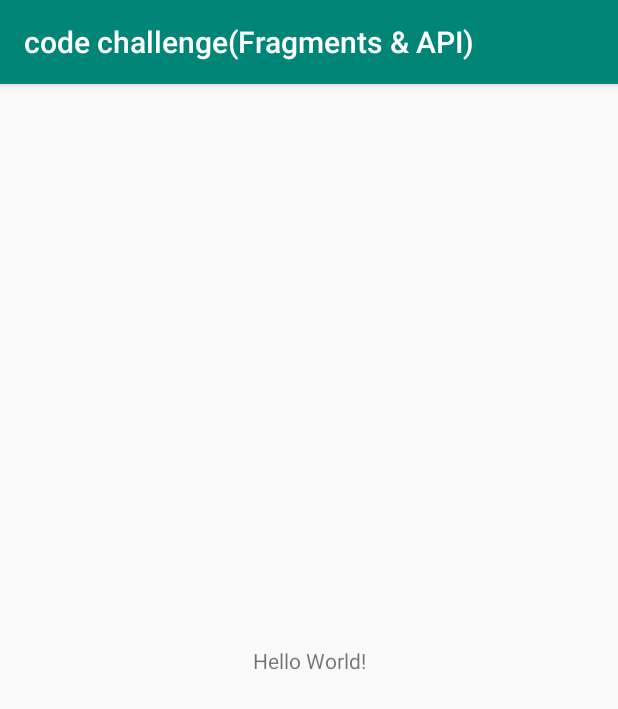
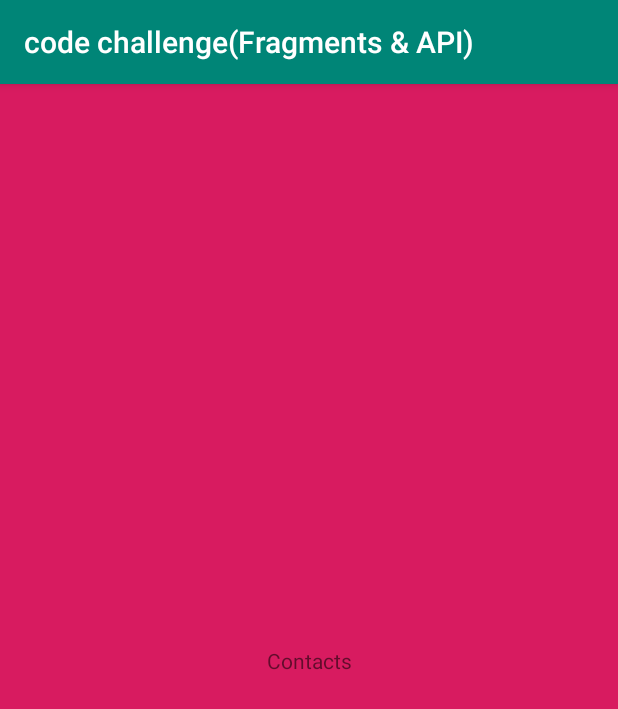
Before and after one commit to GreggNicholas/Feedback-Fair-Code-Challenge, an Android app: the screen it shows after launch (MainActivity), on a phone screen of 412 x 824 dp. Shown: the top 709 px of the screen. Run offline under Robolectric (Android 15) with nearby library versions, the phone set to English and light mode, and no system bars.

```diff
--- a/app/src/main/res/layout/activity_main.xml
+++ b/app/src/main/res/layout/activity_main.xml
@@ -6,13 +6,30 @@
     android:layout_height="match_parent"
     tools:context=".MainActivity">
 
+    <android.support.v7.widget.RecyclerView
+        android:layout_width="match_parent"
+        android:layout_height="match_parent"
+        android:background="@color/colorAccent">
+
+    </android.support.v7.widget.RecyclerView>
+
     <TextView
         android:layout_width="wrap_content"
         android:layout_height="wrap_content"
-        android:text="Hello World!"
+        android:text="@string/contacts"
         app:layout_constraintBottom_toBottomOf="parent"
         app:layout_constraintLeft_toLeftOf="parent"
         app:layout_constraintRight_toRightOf="parent"
         app:layout_constraintTop_toTopOf="parent" />
 
+    <FrameLayout
+        android:id="@+id/container_main"
+        android:layout_width="match_parent"
+        android:layout_height="match_parent"
+        tools:layout_editor_absoluteX="0dp"
+        tools:layout_editor_absoluteY="16dp">
+
+
+    </FrameLayout>
+
 </android.support.constraint.ConstraintLayout>
--- a/app/src/main/res/values/strings.xml
+++ b/app/src/main/res/values/strings.xml
@@ -3,4 +3,5 @@
 
     <!-- TODO: Remove or change this placeholder text -->
     <string name="hello_blank_fragment">Hello blank fragment</string>
+    <string name="contacts">Contacts</string>
 </resources>
```
Also changed, not shown: app/src/main/res/layout/fragment_user_list.xml (+7 -5 lines).
